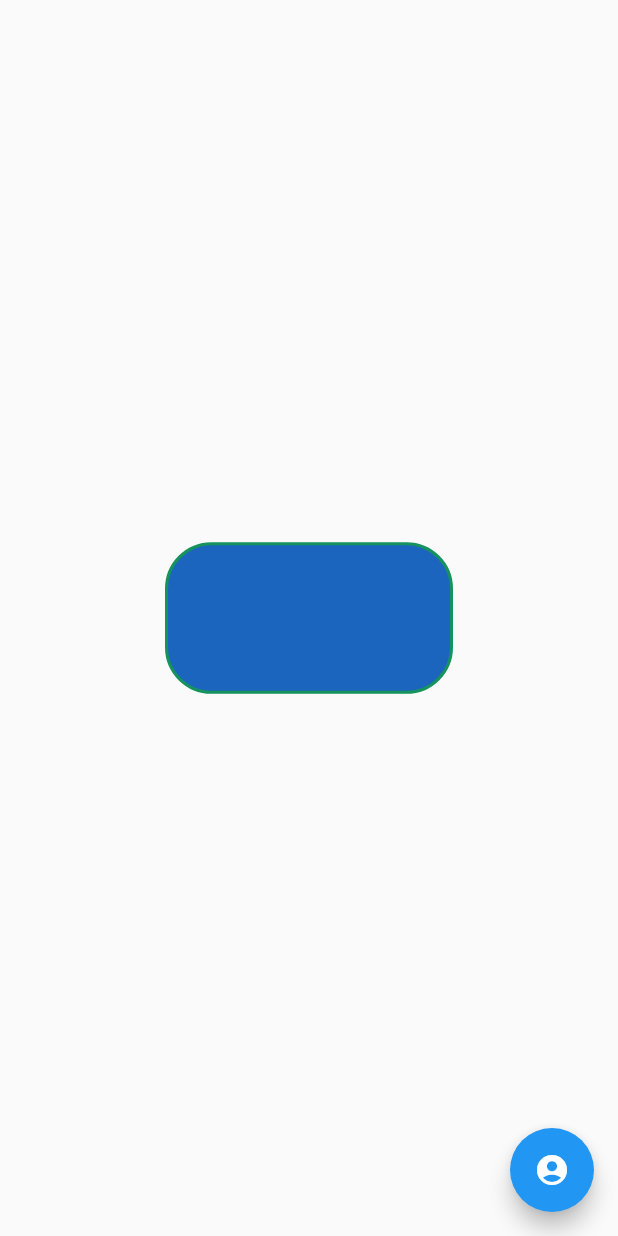
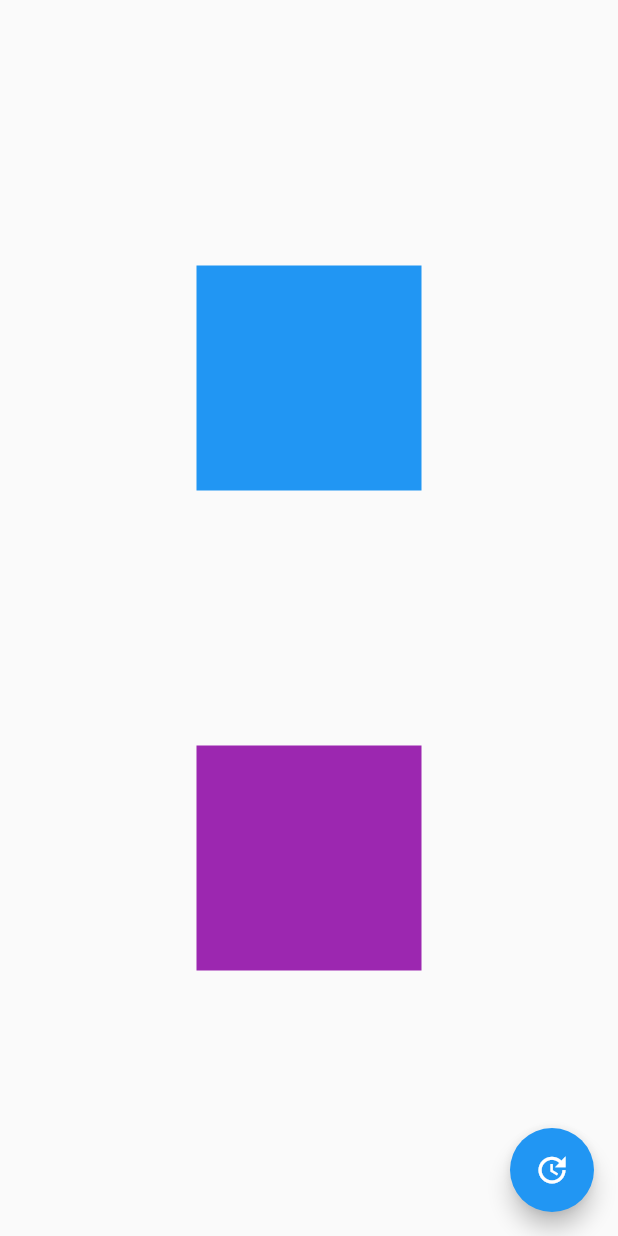
Before and after one commit to CrisMEDev/Flutter-Widget_of_the_week, a Flutter app: the screen it shows after launch, on a phone screen of 412 x 824 dp. Run offline on Flutter 3.47's test engine with Material 2 defaults, Android fonts, the phone set to English and light mode, and no system bars.

Commit message:
Uso del opacity y animatedOpacity

```diff
--- a/lib/main.dart
+++ b/lib/main.dart
@@ -12,13 +12,14 @@ class MyApp extends StatelessWidget {
       debugShowCheckedModeBanner: false,
       title: 'Widget of the week',
 
-      initialRoute: '/animatedContainer',
+      initialRoute: '/animatedOpacity',
 
       routes: {
         '/safeArea'                    : ( BuildContext context ) => SafeAreaPage(),
         '/expanded'                    : ( BuildContext context ) => ExpandedPage(),
         '/wrap'                        : ( BuildContext context ) => WrapPage(),
         '/animatedContainer'           : ( BuildContext context ) => AnimatedContainerPage(),
+        '/animatedOpacity'             : ( BuildContext context ) => AnimatedOpacityPage()
       },
     );
   }
--- /dev/null
+++ b/lib/src/pages/opacity_animated_opacity.dart
@@ -0,0 +1,83 @@
+import 'package:flutter/material.dart';
+
+class AnimatedOpacityPage extends StatelessWidget {
+
+  @override
+  Widget build(BuildContext context) {
+    return _AnimarOpacidad();
+  }
+}
+
+class _AnimarOpacidad extends StatefulWidget {
+  const _AnimarOpacidad({
+    Key key,
+  }) : super(key: key);
+
+  @override
+  __AnimarOpacidadState createState() => __AnimarOpacidadState();
+}
+
+class __AnimarOpacidadState extends State<_AnimarOpacidad> {
+
+  double opacidad = 1.0;
+
+  @override
+  Widget build(BuildContext context) {
+
+    return Scaffold(
+
+      floatingActionButton: FloatingActionButton(
+        child: Icon(Icons.update),
+        onPressed: (){
+          setState(() {
+            opacidad = (opacidad == 1) ? 0 : 1;
+          });
+        }
+      ),
+
+      body: Container(
+        alignment: Alignment.center,
+        width: double.infinity,
+        height: double.infinity,
+
+        child: Wrap(
+          direction: Axis.vertical,
+          spacing: 10.0,
+          children: [
+            _Rectangulo(),
+
+            Opacity(              // Opacity permite ocultar un widget y mantener los demás justo donde estaban
+              opacity: 0.0,
+              child: _Rectangulo(color: Colors.green)
+            ),
+
+            AnimatedOpacity(
+              duration: Duration( milliseconds: 1000 ),
+              curve: Curves.easeOut,
+              opacity: opacidad,
+
+              child: _Rectangulo(color: Colors.purple)
+            )
+          ],
+        ),
+      )
+   );
+  }
+}
+
+class _Rectangulo extends StatelessWidget {
+final Color color;
+
+const _Rectangulo({Key key, this.color = Colors.blue}) : super(key: key);
+
+    @override
+    Widget build(BuildContext context) {
+    return Container(
+       width: 150,
+       height: 150,
+       decoration: BoxDecoration(
+         color: this.color
+       ),
+     );
+   }
+}
--- a/lib/src/pages/widgets_of_the_week.dart
+++ b/lib/src/pages/widgets_of_the_week.dart
@@ -2,3 +2,4 @@ export 'package:widget_of_the_week/src/pages/safeArea.dart';
 export 'package:widget_of_the_week/src/pages/expanded.dart';
 export 'package:widget_of_the_week/src/pages/wrap.dart';
 export 'package:widget_of_the_week/src/pages/animated_container.dart';
+export 'package:widget_of_the_week/src/pages/opacity_animated_opacity.dart';
```
